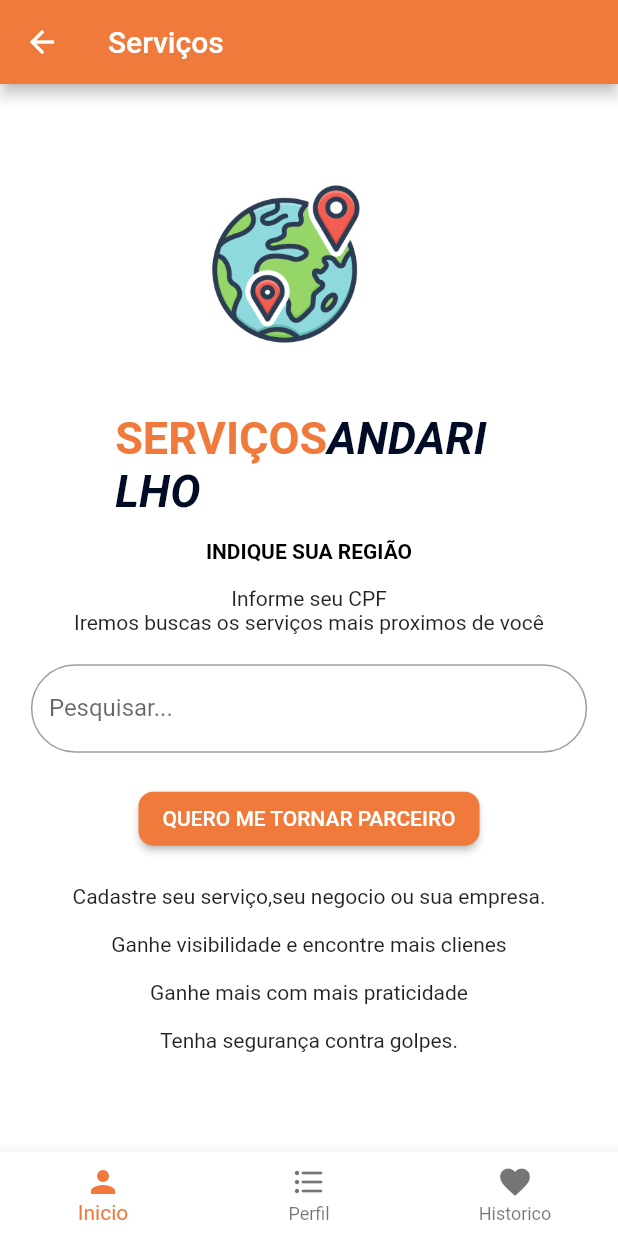
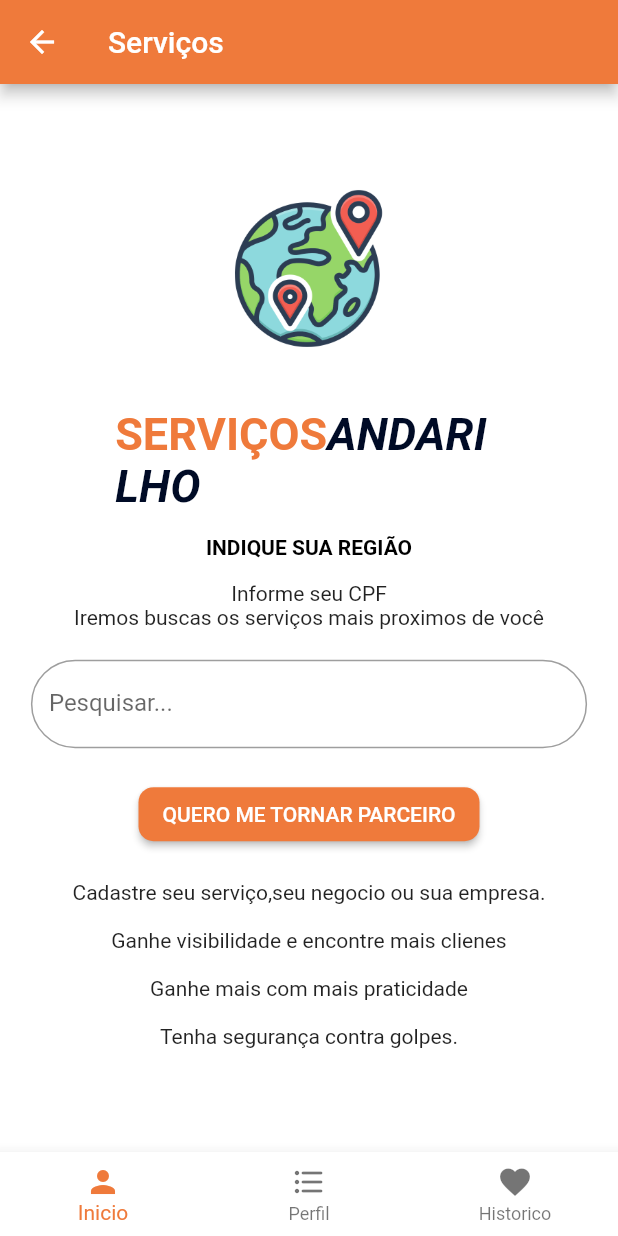
Before and after one commit to guimell/Andarilho, a Flutter app: the Servicos screen opened directly, on a phone screen of 412 x 824 dp. Run offline on Flutter 3.47's test engine with Material 2 defaults, Android fonts, the light colour scheme and no system bars.

Commit message:
alinhando icones

```diff
--- a/andarilho/lib/servicos.dart
+++ b/andarilho/lib/servicos.dart
@@ -30,7 +30,7 @@ class _ServicosState extends State<Servicos> {
                 Align(
                   alignment: Alignment.center,
                   child: Padding(
-                    padding: const EdgeInsets.all(15.0),
+                    padding: const EdgeInsets.symmetric(vertical: 12),
                     child: Container(
                       height: AppConfig.screenSize.width * 0.3,
                       width: AppConfig.screenSize.width * 0.3,
```
